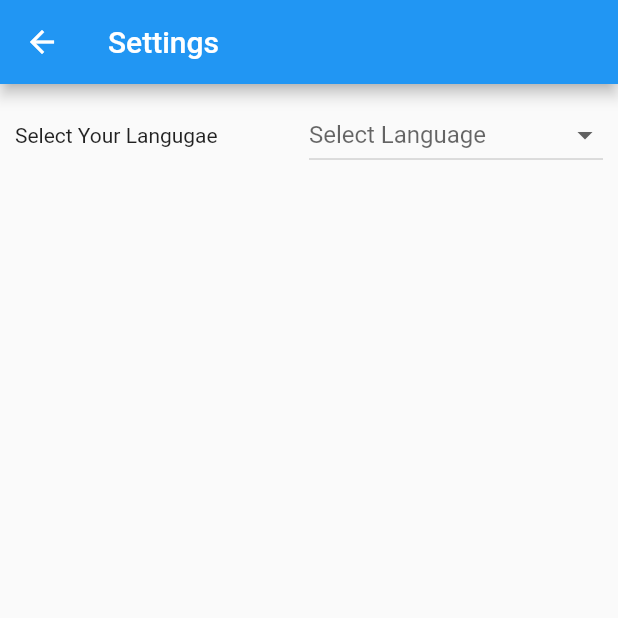
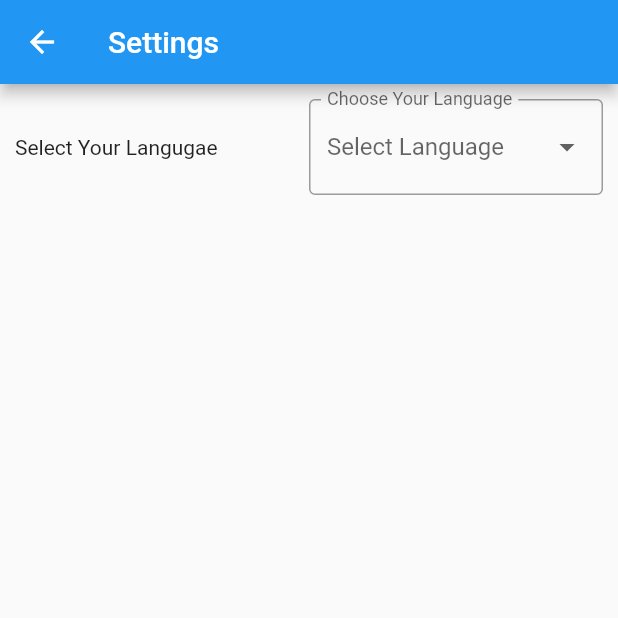
Before and after one commit to pratyushharsh/snumngo, a Flutter app: the Settings screen opened by its route, on a phone screen of 412 x 824 dp, the top half of it. Run offline on Flutter 3.47's test engine with Material 2 defaults, Android fonts, the phone set to English and light mode, and no system bars; our stand-ins replace bloc, cloud_firestore, equatable, firebase_auth, firebase_storage, flutter_bloc and 5 more; accounts and stored records are empty.

```diff
--- a/lib/dashboard/screen.dart
+++ b/lib/dashboard/screen.dart
@@ -3,6 +3,7 @@ import 'package:flutter_bloc/flutter_bloc.dart';
 import 'package:flutter_icons/flutter_icons.dart';
 import 'package:snumngo/bloc/authentication/authentication_bloc.dart';
 import 'package:snumngo/bloc/authentication/bloc.dart';
+import 'package:snumngo/config/router.dart';
 
 class DashBoard extends StatelessWidget {
 
@@ -67,7 +68,7 @@ class AppDrawer extends StatelessWidget {
           ListTile(
             title: Text("Persons"),
             onTap: () {
-              Navigator.pushNamed(context, '/workers');
+              Navigator.pushNamed(context, Router.WORKERS);
             },
           ),
           SizedBox(height: 60,),
--- a/lib/screen/settings.dart
+++ b/lib/screen/settings.dart
@@ -23,7 +23,11 @@ class Settings extends StatelessWidget {
                   Expanded(
                     child: BlocBuilder<ThemeBloc, ThemeState>(
                       builder: (context, state) {
-                        return DropdownButton(
+                        return DropdownButtonFormField(
+                          decoration: InputDecoration(
+                            labelText: "Choose Your Language",
+                            border: OutlineInputBorder()
+                          ),
                           isExpanded: true,
                           hint: Text(S.of(context).select_language),
                           value: state.locale,
--- a/pubspec.yaml
+++ b/pubspec.yaml
@@ -38,6 +38,7 @@ dependencies:
   image_cropper: ^1.2.2
   flutter_image_compress: ^0.6.8
   path_provider: ^1.6.9
+  animations: ^1.0.0+5
 
 
   # The following adds the Cupertino Icons font to your application.
```
Also changed, not shown: lib/workers/screen.dart (+12 -4 lines), pubspec.lock.
